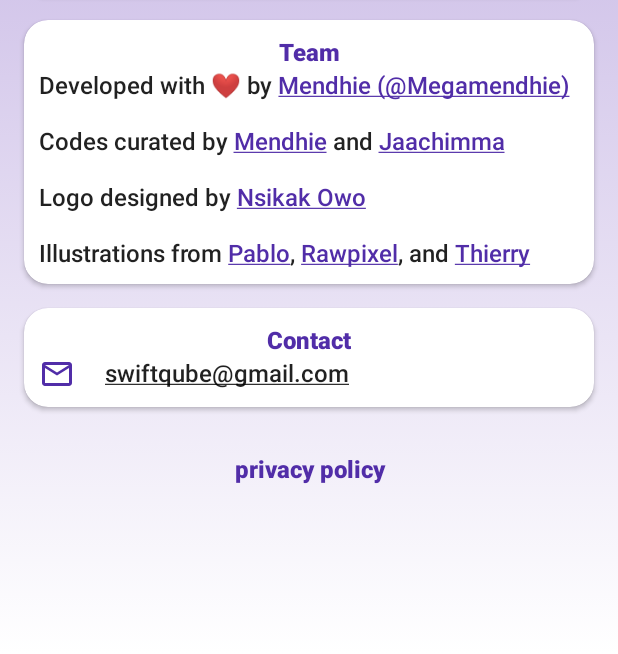
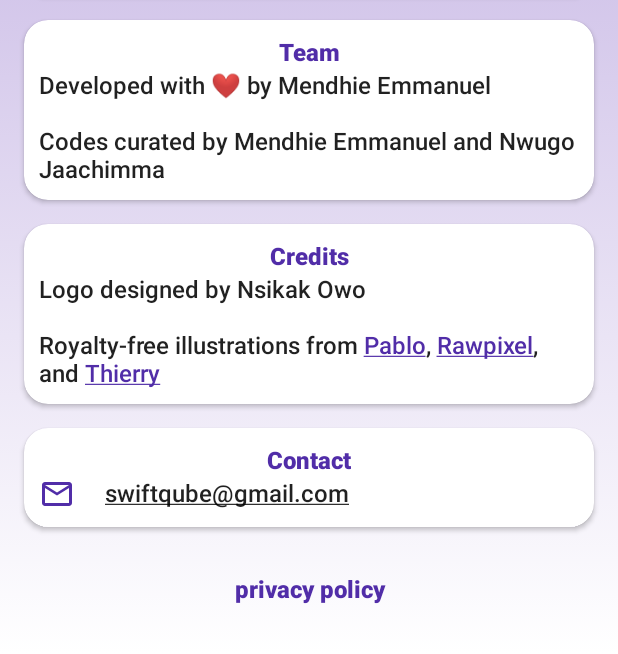
Before and after one commit to megamendhie/Dialup, an Android app: the AboutActivity screen opened directly, with no data from a screen before it, on a phone screen of 412 x 824 dp, the part 582-1236 px from its top. Run offline under Robolectric (Android 15) with nearby library versions, the phone set to English and light mode, and no system bars.

Commit message:
New version released

```diff
--- a/app/src/main/res/layout/activity_about.xml
+++ b/app/src/main/res/layout/activity_about.xml
@@ -104,12 +104,51 @@
         </androidx.cardview.widget.CardView>
 
         <androidx.cardview.widget.CardView
+            android:id="@+id/crdCredit"
+            android:layout_width="0dp"
+            android:layout_height="wrap_content"
+            app:cardCornerRadius="16dp"
+            android:layout_margin="16dp"
+            app:layout_constraintTop_toBottomOf="@id/crdTeam"
+            app:layout_constraintRight_toRightOf="parent"
+            app:layout_constraintLeft_toLeftOf="parent">
+            <LinearLayout
+                android:layout_width="match_parent"
+                android:layout_height="wrap_content"
+                android:padding="10dp"
+                android:orientation="vertical">
+
+
+                <TextView
+                    android:id="@+id/txtCredit"
+                    android:layout_width="match_parent"
+                    android:layout_height="wrap_content"
+                    android:gravity="center"
+                    android:text="Credits"
+                    android:textColor="@color/colorPrimary"
+                    android:textStyle="bold"
+                    android:textSize="16sp"
+                    android:textAppearance="@style/TextAppearance.AppCompat.Body2"/>
+
+                <TextView
+                    android:id="@+id/txtCreditFull"
+                    android:layout_width="match_parent"
+                    android:layout_height="wrap_content"
+                    android:gravity="start"
+                    android:textColorLink="@color/colorPrimary"
+                    android:text="@string/txt_credit"
+                    android:textSize="16sp"
+                    android:textAppearance="@style/TextAppearance.AppCompat.Body2"/>
+            </LinearLayout>
+        </androidx.cardview.widget.CardView>
+
+        <androidx.cardview.widget.CardView
             android:id="@+id/crdContact"
             android:layout_width="0dp"
             android:layout_height="wrap_content"
             app:cardCornerRadius="16dp"
             android:layout_margin="16dp"
-            app:layout_constraintTop_toBottomOf="@id/crdTeam"
+            app:layout_constraintTop_toBottomOf="@id/crdCredit"
             app:layout_constraintRight_toRightOf="parent"
             app:layout_constraintLeft_toLeftOf="parent">
             <LinearLayout
--- a/app/src/main/res/layout/item_code.xml
+++ b/app/src/main/res/layout/item_code.xml
@@ -76,6 +76,7 @@
                     android:id="@+id/txtCode"
                     android:layout_width="match_parent"
                     android:layout_height="wrap_content"
+                    android:textAppearance="@style/TextAppearance.AppCompat.Body1"
                     android:layout_marginTop="1dp"
                     android:text="*556#"/>
             </LinearLayout>
--- a/app/src/main/res/values/dimens.xml
+++ b/app/src/main/res/values/dimens.xml
@@ -1,4 +1,12 @@
 <?xml version="1.0" encoding="utf-8"?>
 <resources>
     <dimen name="corner_radius">16dp</dimen>
+    <dimen name="crd_height_ldpi">160dp</dimen>
+    <dimen name="crd_height_ldpi_ex">180dp</dimen>
+    <dimen name="crd_height_mdpi">170dp</dimen>
+    <dimen name="crd_height_mdpi_ex">190dp</dimen>
+    <dimen name="crd_height_hdpi">190dp</dimen>
+    <dimen name="crd_height_hdpi_ex">210dp</dimen>
+    <dimen name="crd_height_xhdpi">200dp</dimen>
+    <dimen name="crd_height_xhdpi_ex">220dp</dimen>
 </resources>
--- a/app/src/main/res/values/strings.xml
+++ b/app/src/main/res/values/strings.xml
@@ -10,9 +10,9 @@
     <string name="text_info_full">Dialup gives you easy access to your favourite USSD codes and emergency numbers.
         \n\nThe app contains the short codes for banks, network service, TV subscription, health services, etc. Also, the app has emergency phone numbers you can quickly dial whenever the need arises. This includes Police Help lines, Rape Complaint Numbers, Quick Response Squad, etc.</string>
     <string name="txt_brand_logo">Brand logo</string>
-    <string name="txt_dev">Developed with ❤️ by <a href="https://twitter.com/Megamendhie">Mendhie (@Megamendhie)</a>
-        \n\nCodes curated by <a href="https://twitter.com/Megamendhie">Mendhie</a> and <a href="https://facebook.com/nwugo.jasmine">Jaachimma</a>
-        \n\nLogo designed by <a href="https://twitter.com/Nsikakowo">Nsikak Owo</a>
-        \n\nIllustrations from <a href="https://dribbble.com/shots/5345128-Free-Illustration-Open-Account-Digital-Banking-Illustration">Pablo</a>, <a href="https://www.freepik.com/free-vector/illustration-satellite_2632421.htm#">Rawpixel</a>, and <a href="https://dribbble.com/shots/12189542-Futuristic-soldier">Thierry</a></string>
+    <string name="txt_dev">Developed with ❤️ by Mendhie Emmanuel
+        \n\nCodes curated by Mendhie Emmanuel and Nwugo Jaachimma</string>
     <string name="txt_mail"><u>swiftqube@gmail.com</u></string>
+    <string name="txt_credit">Logo designed by Nsikak Owo
+        \n\nRoyalty-free illustrations from <a href="https://dribbble.com/shots/5345128-Free-Illustration-Open-Account-Digital-Banking-Illustration">Pablo</a>, <a href="https://www.freepik.com/free-vector/illustration-satellite_2632421.htm#">Rawpixel</a>, and <a href="https://dribbble.com/shots/12189542-Futuristic-soldier">Thierry</a></string>
 </resources>
```
Also changed, not shown: 2 other files.
